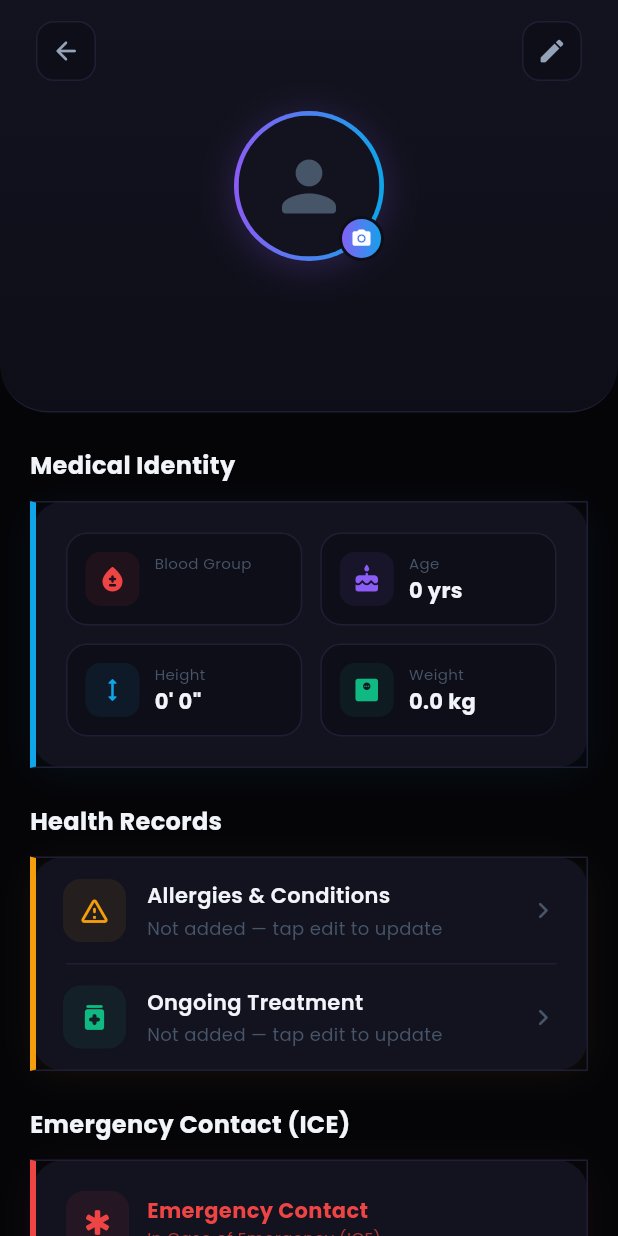
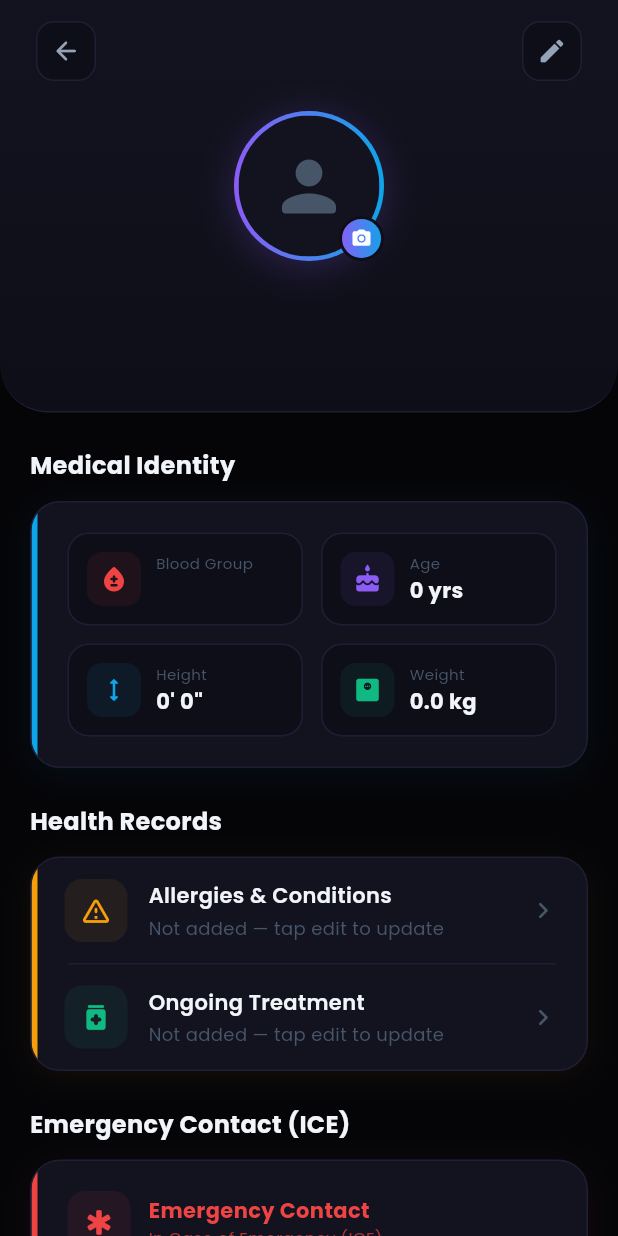
Before and after one commit to MDAlmasAli/TreatTrace, a Flutter app: the screen it shows once a user with an empty profile is signed in, after a tap on an icon or button, on a phone screen of 412 x 824 dp. Run offline on Flutter 3.47's test engine with Material 3 defaults, Android fonts, the light colour scheme and no system bars; drawn by our look-alikes of flutter_animate; our stand-ins replace google_fonts, image_picker, shared_preferences, supabase_flutter; accounts and stored records are empty.

Commit message:
fix: blank profile cards and web avatar upload
- _DarkCard: replace non-uniform Border+borderRadius (Flutter does not
  support this combination — children paint as blank blocks) with a
  ClipRRect+IntrinsicHeight layout that draws the left accent bar as a
  stretched Container inside a Row, keeping a uniform Border.all for
  the outer decoration

- AccountService.uploadAvatar: replace dart:io File (crashes on Flutter
  Web with _Namespace error) with XFile.readAsBytes() + uploadBinary()
  so the same code path works on web and mobile; adds content-type
  detection and a cache-bust query param on the returned URL

- ProfileScreen._pickAvatar: pass XFile directly instead of picked.path

- Improved error snackbar message (hides raw exception from user)

```diff
--- a/lib/features/profile/screens/profile_screen.dart
+++ b/lib/features/profile/screens/profile_screen.dart
@@ -114,12 +114,13 @@ class _ProfileScreenState extends State<ProfileScreen> {
 
     setState(() => _uploadingAvatar = true);
     try {
-      final url = await _accountService.uploadAvatar(picked.path);
+      final url = await _accountService.uploadAvatar(picked);
       setState(() => _avatarUrl = url);
     } catch (e) {
+      debugPrint('Avatar upload error: $e');
       if (mounted) {
         ScaffoldMessenger.of(context).showSnackBar(
-          SnackBar(content: Text('Avatar upload failed: $e')),
+          const SnackBar(content: Text('Could not upload photo. Please try again.')),
         );
       }
     } finally {
@@ -614,6 +615,9 @@ class _SectionLabel extends StatelessWidget {
 }
 
 // ── Dark card shell ───────────────────────────────────────────────────────────
+// Uses ClipRRect + IntrinsicHeight so the left accent bar always stretches to
+// full card height without mixing non-uniform Border with borderRadius (which
+// Flutter does not support and causes children to paint as blank blocks).
 class _DarkCard extends StatelessWidget {
   final Widget child;
   final Color  accentColor;
@@ -628,16 +632,10 @@ class _DarkCard extends StatelessWidget {
   @override
   Widget build(BuildContext context) {
     return Container(
-      padding: padding ?? const EdgeInsets.all(20),
       decoration: BoxDecoration(
         color: DarkColors.card,
         borderRadius: BorderRadius.circular(20),
-        border: Border(
-          left:   BorderSide(color: accentColor, width: 4),
-          top:    const BorderSide(color: DarkColors.border, width: 1),
-          right:  const BorderSide(color: DarkColors.border, width: 1),
-          bottom: const BorderSide(color: DarkColors.border, width: 1),
-        ),
+        border: Border.all(color: DarkColors.border, width: 1),
         boxShadow: [
           BoxShadow(
             color: accentColor.withAlpha(15),
@@ -646,7 +644,25 @@ class _DarkCard extends StatelessWidget {
           ),
         ],
       ),
-      child: child,
+      child: ClipRRect(
+        borderRadius: BorderRadius.circular(19),
+        child: IntrinsicHeight(
+          child: Row(
+            crossAxisAlignment: CrossAxisAlignment.stretch,
+            children: [
+              // Left accent bar — stretches to full card height.
+              Container(width: 4, color: accentColor),
+              // Card content.
+              Expanded(
+                child: Padding(
+                  padding: padding ?? const EdgeInsets.all(20),
+                  child: child,
+                ),
+              ),
+            ],
+          ),
+        ),
+      ),
     );
   }
 }
```
Also changed, not shown: lib/core/services/account_service.dart (+20 -12 lines).
